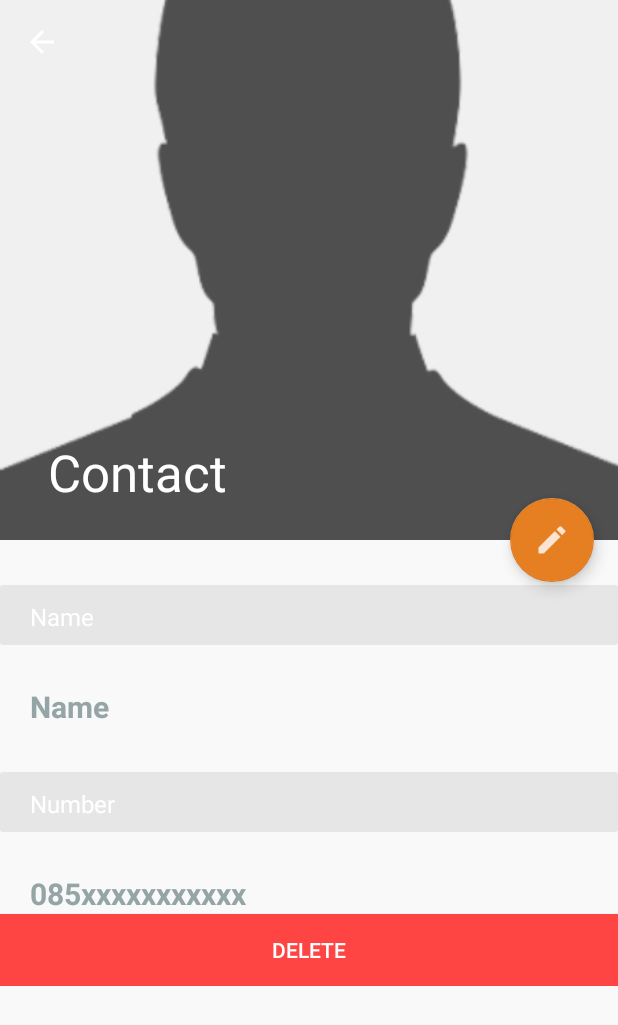
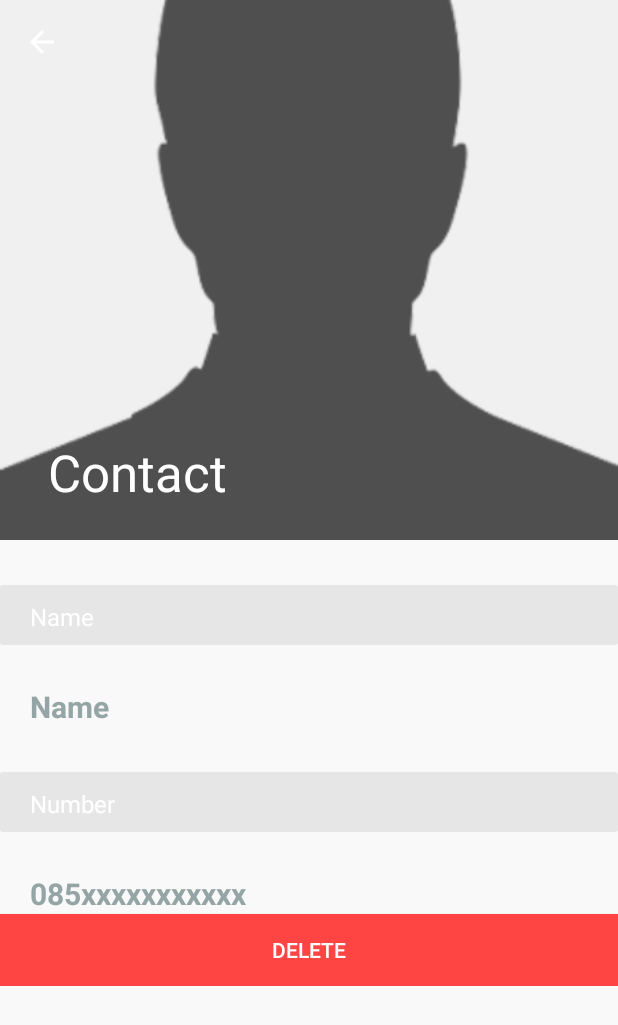
Before and after one commit to novanandhy/E-PhA, an Android app: the ContactActivity screen opened directly, with no data from a screen before it, on a phone screen of 412 x 824 dp. Shown: the top 1025 px of the screen. Run offline under Robolectric (Android 15) with nearby library versions, the light colour scheme and no system bars; 2 statements that could not run were skipped.

Commit message:
CRUD contact

```diff
--- a/app/src/main/java/com/example/novan/tugasakhir/contact_activity/ContactFragment.java
+++ b/app/src/main/java/com/example/novan/tugasakhir/contact_activity/ContactFragment.java
@@ -67,10 +67,11 @@ public class ContactFragment extends Fragment {
             @Override
             public void onItemClick(AdapterView<?> adapterView, View view, int i, long l) {
                 Intent intent = new Intent(getActivity().getApplicationContext(), ContactActivity.class);
-                intent.putExtra("contact",contacts.get(i));
+                intent.putExtra("contact", contacts.get(i));
                 intent.putExtra("name",contacts.get(i).getName());
                 intent.putExtra("number",contacts.get(i).getNumber());
                 intent.putExtra("id",contacts.get(i).getId());
+                Log.d(TAG,"id selected= "+contacts.get(i).getId());
                 startActivityForResult(intent,10);
             }
         });
@@ -107,7 +108,7 @@ public class ContactFragment extends Fragment {
     @Override
     public void onActivityResult(int requestCode, int resultCode, Intent data) {
         super.onActivityResult(requestCode, resultCode, data);
-        if (requestCode == REQUEST_CODE_PICK_CONTACTS && resultCode == RESULT_OK){
+        if (resultCode == RESULT_OK){
             contactPicked(data);
             PopulateAdapter();
         }
@@ -158,6 +159,7 @@ public class ContactFragment extends Fragment {
                 viewHolder.contact_number = (TextView) convertView.findViewById(R.id.contact_number);
                 viewHolder.contact_number.setText(contacts.get(position).getNumber());
                 viewHolder.imageView = (ImageView) convertView.findViewById(R.id.image_contact);
+                Log.d(TAG,"id= "+contacts.get(position).getId());
                 convertView.setTag(viewHolder);
             }else {
                 mainViewHolder = (ViewHolder) convertView.getTag();
--- a/app/src/main/java/com/example/novan/tugasakhir/home_activity/MedicineActivity.java
+++ b/app/src/main/java/com/example/novan/tugasakhir/home_activity/MedicineActivity.java
@@ -18,20 +18,15 @@ import android.widget.AdapterView;
 import android.widget.ArrayAdapter;
 import android.widget.ListView;
 import android.widget.TextView;
-import android.widget.Toast;
 
 import com.eralp.circleprogressview.CircleProgressView;
-import com.example.novan.tugasakhir.MainActivity;
 import com.example.novan.tugasakhir.R;
 import com.example.novan.tugasakhir.models.Medicine;
 import com.example.novan.tugasakhir.util.DataHelper;
 import com.rey.material.widget.Switch;
 
-import org.w3c.dom.Text;
-
 import java.util.ArrayList;
 import java.util.List;
-import java.util.Random;
 
 public class MedicineActivity extends AppCompatActivity {
     private ListView lvHomePage;
--- a/app/src/main/res/layout/activity_submain_contact.xml
+++ b/app/src/main/res/layout/activity_submain_contact.xml
@@ -121,14 +121,14 @@
     </android.support.v4.widget.NestedScrollView>
 
 
-    <android.support.design.widget.FloatingActionButton
-        android:id="@+id/fab_contact_activity"
-        android:layout_width="wrap_content"
-        android:layout_height="wrap_content"
-        android:layout_margin="@dimen/fab_margin"
-        app:layout_anchor="@id/app_bar"
-        app:layout_anchorGravity="bottom|end"
-        app:srcCompat="@drawable/edit"
-        app:backgroundTint="@color/custom_button_first"/>
+    <!--<android.support.design.widget.FloatingActionButton-->
+        <!--android:id="@+id/fab_contact_activity"-->
+        <!--android:layout_width="wrap_content"-->
+        <!--android:layout_height="wrap_content"-->
+        <!--android:layout_margin="@dimen/fab_margin"-->
+        <!--app:layout_anchor="@id/app_bar"-->
+        <!--app:layout_anchorGravity="bottom|end"-->
+        <!--app:srcCompat="@drawable/edit"-->
+        <!--app:backgroundTint="@color/custom_button_first"/>-->
 
 </android.support.design.widget.CoordinatorLayout>
```
Also changed, not shown: app/src/main/java/com/example/novan/tugasakhir/contact_activity/ContactActivity.java (+11 -13 lines), app/src/main/java/com/example/novan/tugasakhir/util/DataHelper.java (+10 -3 lines).
